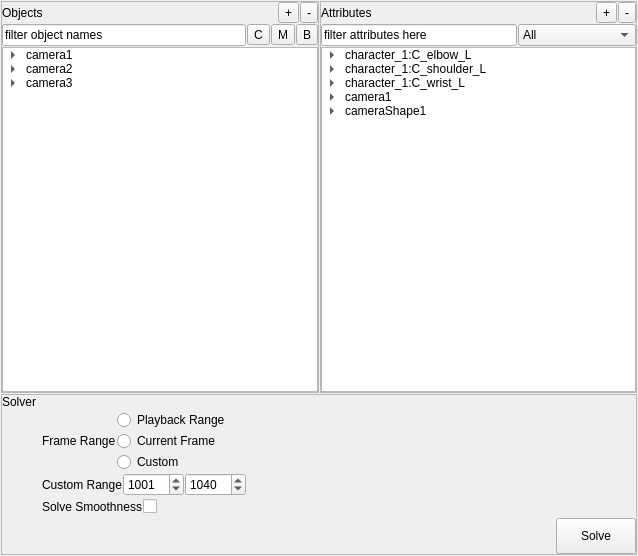
Old version of the form design/ui/mmSolver.ui in the repository david-cattermole/mayaMatchMoveSolver.
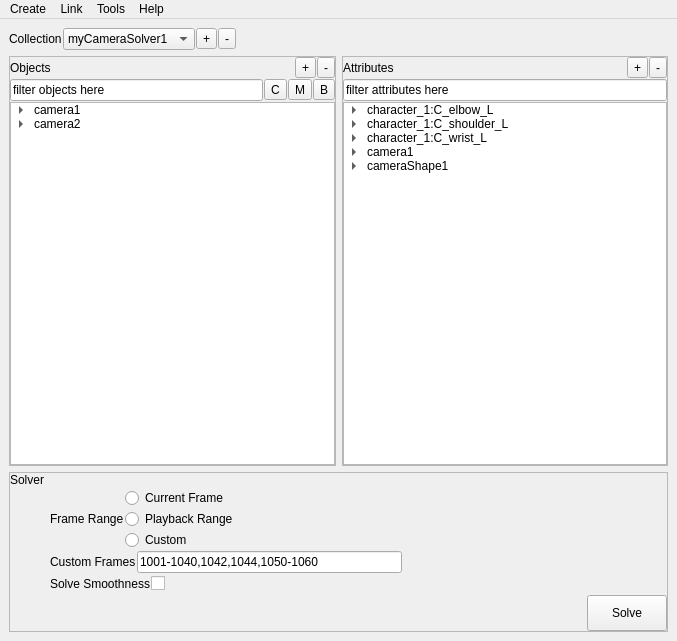
New version of the form.

Commit message: Latest UI designs. mmSolver.gif shows breakdown of UI prototype. GIMP file (.xcf) contains layers in order to create mmSolver.gif.

Diff of the .ui file:
```diff
--- a/design/ui/mmSolver.ui
+++ b/design/ui/mmSolver.ui
@@ -1,25 +1,75 @@
 <?xml version="1.0" encoding="UTF-8"?>
 <ui version="4.0">
- <class>Form</class>
- <widget class="QWidget" name="Form">
+ <class>MainWindow</class>
+ <widget class="QMainWindow" name="MainWindow">
   <property name="geometry">
    <rect>
     <x>0</x>
     <y>0</y>
-    <width>638</width>
-    <height>556</height>
+    <width>677</width>
+    <height>641</height>
    </rect>
   </property>
   <property name="windowTitle">
    <string>Form</string>
   </property>
+  <widget class="QWidget" name="centralwidget">
   <layout class="QVBoxLayout" name="verticalLayout_4">
+    <item>
+     <layout class="QHBoxLayout" name="horizontalLayout_20">
    <property name="spacing">
     <number>1</number>
    </property>
-   <property name="margin">
-    <number>1</number>
-   </property>
+      <item>
+       <widget class="QLabel" name="label_16">
+        <property name="text">
+         <string>Collection</string>
+        </property>
+       </widget>
+      </item>
+      <item>
+       <widget class="QComboBox" name="comboBox_2">
+        <item>
+         <property name="text">
+          <string>myCameraSolver1</string>
+         </property>
+        </item>
+        <item>
+         <property name="text">
+          <string>myObjectSolver1</string>
+         </property>
+        </item>
+       </widget>
+      </item>
+      <item>
+       <widget class="QToolButton" name="toolButton_4">
+        <property name="text">
+         <string>+</string>
+        </property>
+       </widget>
+      </item>
+      <item>
+       <widget class="QToolButton" name="toolButton_9">
+        <property name="text">
+         <string>-</string>
+        </property>
+       </widget>
+      </item>
+      <item>
+       <spacer name="horizontalSpacer_27">
+        <property name="orientation">
+         <enum>Qt::Horizontal</enum>
+        </property>
+        <property name="sizeHint" stdset="0">
+         <size>
+          <width>40</width>
+          <height>20</height>
+         </size>
+        </property>
+       </spacer>
+      </item>
+     </layout>
+    </item>
    <item>
     <layout class="QHBoxLayout" name="horizontalLayout_19">
      <item>
@@ -75,7 +125,7 @@
             <item>
              <widget class="QLineEdit" name="lineEdit_2">
               <property name="text">
-               <string>filter object names</string>
+                <string>filter objects here</string>
               </property>
              </widget>
             </item>
@@ -193,21 +243,6 @@
               </item>
              </item>
             </item>
-            <item>
-             <property name="text">
-              <string>camera3</string>
-             </property>
-             <item>
-              <property name="text">
-               <string>marker6</string>
-              </property>
-              <item>
-               <property name="text">
-                <string>bundle6</string>
-               </property>
-              </item>
-             </item>
-            </item>
            </widget>
           </item>
          </layout>
@@ -272,42 +307,22 @@
               </property>
              </widget>
             </item>
-            <item>
-             <widget class="QComboBox" name="comboBox">
-              <item>
-               <property name="text">
-                <string>All</string>
-               </property>
-              </item>
-              <item>
-               <property name="text">
-                <string>Dynamic Attr</string>
-               </property>
-              </item>
-              <item>
-               <property name="text">
-                <string>Static Attr</string>
-               </property>
-              </item>
-              <item>
-               <property name="text">
-                <string>Camera Node</string>
-               </property>
-              </item>
-              <item>
-               <property name="text">
-                <string>Transform Node</string>
-               </property>
-              </item>
-             </widget>
-            </item>
            </layout>
           </item>
           <item>
            <widget class="QTreeWidget" name="treeWidget_2">
+             <property name="columnCount">
+              <number>1</number>
+             </property>
             <attribute name="headerVisible">
              <bool>false</bool>
             </attribute>
+             <attribute name="headerDefaultSectionSize">
+              <number>250</number>
+             </attribute>
+             <attribute name="headerDefaultSectionSize">
+              <number>250</number>
+             </attribute>
             <attribute name="headerVisible">
              <bool>false</bool>
             </attribute>
@@ -455,17 +470,17 @@
             <item>
              <widget class="QRadioButton" name="radioButton_3">
               <property name="text">
-               <string>Playback Range</string>
-              </property>
-             </widget>
-            </item>
-            <item>
-             <widget class="QRadioButton" name="radioButton_4">
-              <property name="text">
                <string>Current Frame</string>
               </property>
              </widget>
             </item>
+             <item>
+              <widget class="QRadioButton" name="radioButton_4">
+               <property name="text">
+                <string>Playback Range</string>
+               </property>
+              </widget>
+             </item>
             <item>
              <widget class="QRadioButton" name="radioButton">
               <property name="text">
@@ -514,27 +529,14 @@
           <item>
            <widget class="QLabel" name="label">
             <property name="text">
-             <string>Custom Range</string>
+              <string>Custom Frames</string>
             </property>
            </widget>
           </item>
           <item>
-           <widget class="QSpinBox" name="spinBox">
-            <property name="maximum">
-             <number>99999</number>
-            </property>
-            <property name="value">
-             <number>1001</number>
-            </property>
-           </widget>
-          </item>
-          <item>
-           <widget class="QSpinBox" name="spinBox_2">
-            <property name="maximum">
-             <number>99999</number>
-            </property>
-            <property name="value">
-             <number>1040</number>
+            <widget class="QLineEdit" name="lineEdit_3">
+             <property name="text">
+              <string>1001-1040,1042,1044,1050-1060</string>
             </property>
            </widget>
           </item>
@@ -651,6 +653,113 @@
     </layout>
    </item>
   </layout>
+  </widget>
+  <widget class="QMenuBar" name="menubar">
+   <property name="geometry">
+    <rect>
+     <x>0</x>
+     <y>0</y>
+     <width>677</width>
+     <height>21</height>
+    </rect>
+   </property>
+   <widget class="QMenu" name="menuTools">
+    <property name="title">
+     <string>Tools</string>
+    </property>
+    <addaction name="separator"/>
+    <addaction name="actionImport_2D_Tracks"/>
+    <addaction name="actionProject_Bundles_On_Mesh"/>
+   </widget>
+   <widget class="QMenu" name="menuHelp">
+    <property name="title">
+     <string>Help</string>
+    </property>
+    <addaction name="actionDocumentation"/>
+    <addaction name="actionDocumentation_2"/>
+    <addaction name="actionAbout"/>
+   </widget>
+   <widget class="QMenu" name="menuCreate">
+    <property name="title">
+     <string>Create</string>
+    </property>
+    <addaction name="actionCreate_2D_Track"/>
+    <addaction name="actionConnect_Marker_to_Bundle"/>
+    <addaction name="separator"/>
+    <addaction name="actionCreate_2D_Marker_At_Polygon_Vertex"/>
+   </widget>
+   <widget class="QMenu" name="menuLink">
+    <property name="title">
+     <string>Link</string>
+    </property>
+    <addaction name="actionLink_Marker_to_Bundle"/>
+    <addaction name="actionReel_in_Point"/>
+   </widget>
+   <addaction name="menuCreate"/>
+   <addaction name="menuLink"/>
+   <addaction name="menuTools"/>
+   <addaction name="menuHelp"/>
+  </widget>
+  <action name="actionProject_Bundles_On_Mesh">
+   <property name="text">
+    <string>Project Bundle On Mesh...</string>
+   </property>
+  </action>
+  <action name="actionLink_Marker_to_Bundle">
+   <property name="text">
+    <string>Link Marker to Bundle</string>
+   </property>
+  </action>
+  <action name="actionImport_2D_Markers">
+   <property name="text">
+    <string>Import 2D Tracks...</string>
+   </property>
+  </action>
+  <action name="actionReel_in_Point">
+   <property name="text">
+    <string>Unlink Marker to Bundle</string>
+   </property>
+  </action>
+  <action name="actionDocumentation">
+   <property name="text">
+    <string>GitHub Project...</string>
+   </property>
+  </action>
+  <action name="actionDocumentation_2">
+   <property name="text">
+    <string>Documentation...</string>
+   </property>
+  </action>
+  <action name="actionAbout">
+   <property name="text">
+    <string>About...</string>
+   </property>
+  </action>
+  <action name="actionConnect_Marker_to_Bundle">
+   <property name="text">
+    <string>Import 2D Tracks...</string>
+   </property>
+  </action>
+  <action name="actionImport_2D_Tracks">
+   <property name="text">
+    <string>Move Marker to 3D Screen-Space Position (Reel-in)</string>
+   </property>
+  </action>
+  <action name="actionReel_in_marker">
+   <property name="text">
+    <string>Reel-in marker</string>
+   </property>
+  </action>
+  <action name="actionCreate_2D_Track">
+   <property name="text">
+    <string>Create 2D Track</string>
+   </property>
+  </action>
+  <action name="actionCreate_2D_Marker_At_Polygon_Vertex">
+   <property name="text">
+    <string>Create 2D Marker At Polygon Vertex</string>
+   </property>
+  </action>
  </widget>
  <resources/>
  <connections/>
```
Left out of the diff: 2 changed lines with no effect on the pictures. Lines whose indentation alone changed are shown as unchanged. The commit also changes 3 other files.
